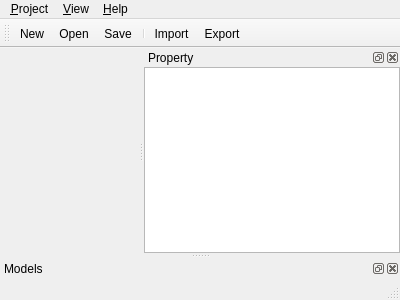
This is Src/TreeATEDev/mainwindow.ui in WilliamYinwei/TreeATE as Qt 5 draws it before an edit. The edited form follows.
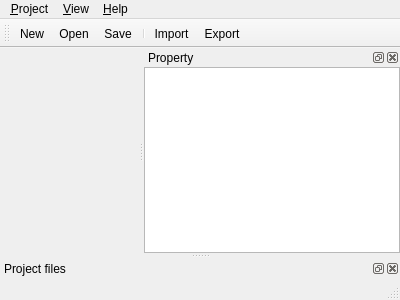
This is the edited form. Icons and pictures are not drawn.

Commit message:
优化TreeATE和TreeATEDev界面
1、增加TreeATE界面产线和工位名称显示；
2、调整TreeATEDev界面布局；

The edit to the form file:
```diff
--- a/Src/TreeATEDev/mainwindow.ui
+++ b/Src/TreeATEDev/mainwindow.ui
@@ -122,7 +122,7 @@
   </widget>
   <widget class="QDockWidget" name="dockWidget_model">
    <property name="windowTitle">
-    <string>Models</string>
+    <string>Project files</string>
    </property>
    <attribute name="dockWidgetArea">
     <number>8</number>
```
Left out of the diff: 10 changed lines with no effect on the pictures. The commit also changes 7 other files.
